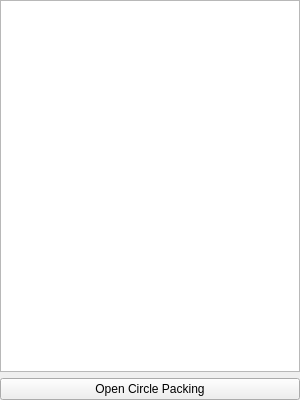
The window that bubblewrap/ui/list_dialog.ui (daviddumas/bubble-wrap) describes before a commit, drawn with Qt 5.
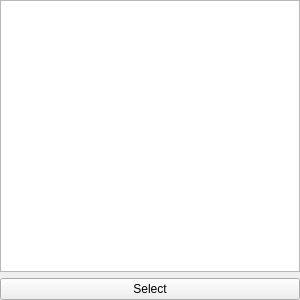
The same window after the commit.

Commit message: new button added to file menu to create a new surface.

```diff
--- a/bubblewrap/ui/list_dialog.ui
+++ b/bubblewrap/ui/list_dialog.ui
@@ -10,7 +10,7 @@
     <x>0</x>
     <y>0</y>
     <width>300</width>
-    <height>400</height>
+    <height>300</height>
    </rect>
   </property>
   <property name="sizePolicy">
@@ -22,7 +22,7 @@
   <property name="minimumSize">
    <size>
     <width>300</width>
-    <height>400</height>
+    <height>300</height>
    </size>
   </property>
   <property name="maximumSize">
@@ -56,7 +56,7 @@
    <item>
     <widget class="QPushButton" name="openBtn">
      <property name="text">
-      <string>Open Circle Packing</string>
+      <string>Select</string>
      </property>
     </widget>
    </item>
```
The commit also changes 5 other files.
